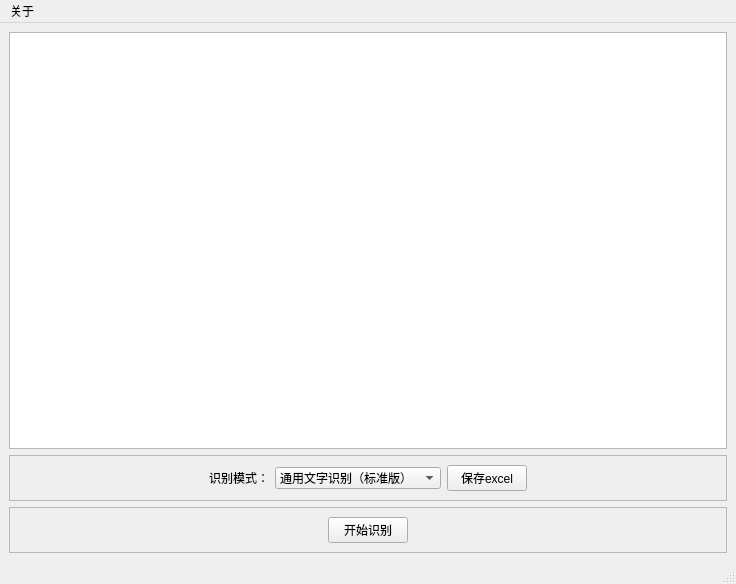
Old version of the form qt_for_python/uic/main.ui in the repository qhzgit734/OcrApi.
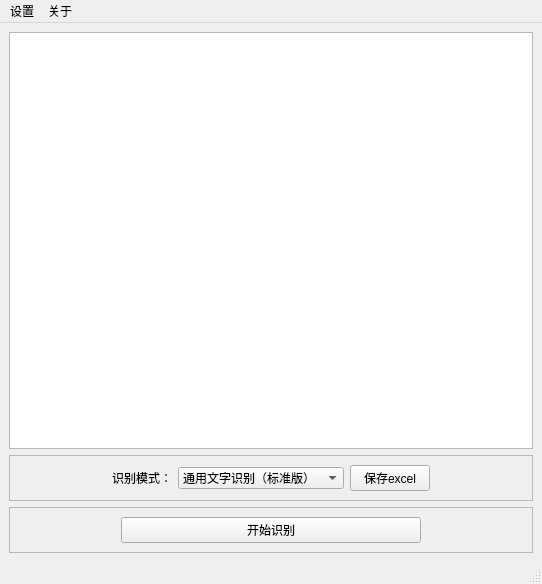
New version of the form.

The edit to the form file:
```diff
--- a/qt_for_python/uic/main.ui
+++ b/qt_for_python/uic/main.ui
@@ -6,7 +6,7 @@
    <rect>
     <x>0</x>
     <y>0</y>
-    <width>736</width>
+    <width>542</width>
     <height>584</height>
    </rect>
   </property>
@@ -123,6 +123,12 @@
        </item>
        <item>
         <widget class="QPushButton" name="pushButton">
+         <property name="minimumSize">
+          <size>
+           <width>300</width>
+           <height>0</height>
+          </size>
+         </property>
          <property name="text">
           <string>开始识别</string>
          </property>
@@ -151,7 +157,7 @@
     <rect>
      <x>0</x>
      <y>0</y>
-     <width>736</width>
+     <width>542</width>
      <height>26</height>
     </rect>
    </property>
@@ -162,6 +168,13 @@
     <addaction name="action"/>
     <addaction name="actionhelp"/>
    </widget>
+   <widget class="QMenu" name="menu_2">
+    <property name="title">
+     <string>设置</string>
+    </property>
+    <addaction name="actionAdvanced_settings"/>
+   </widget>
+   <addaction name="menu_2"/>
    <addaction name="menu"/>
   </widget>
   <widget class="QStatusBar" name="statusbar"/>
```
Left out of the diff: 11 changed lines with no effect on the pictures.
